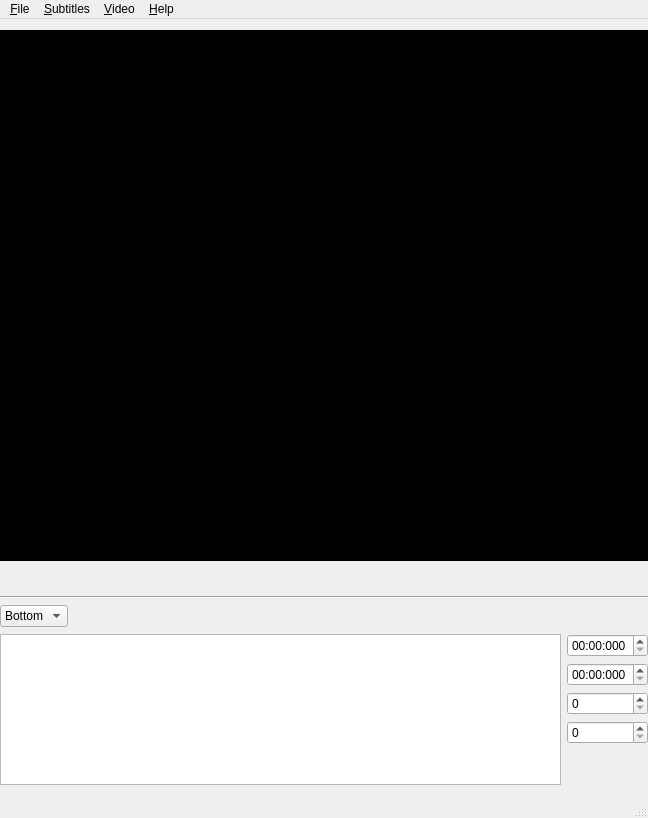
Qt form SubtitlesEditor.ui (Emdek/wz-subtitle-editor) before a commit.
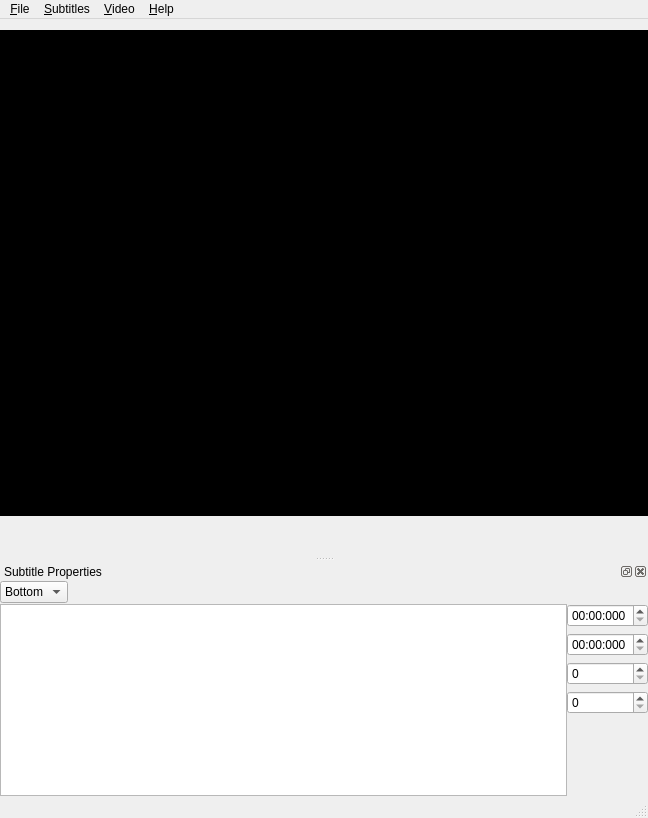
The same form after that commit. Custom widgets are drawn as their Qt base class.

Commit message: Move subtitle properties to dock widget

Patch:
```diff
--- a/SubtitlesEditor.ui
+++ b/SubtitlesEditor.ui
@@ -187,200 +187,6 @@
       </item>
      </layout>
     </item>
-    <item>
-     <widget class="Line" name="line">
-      <property name="orientation">
-       <enum>Qt::Horizontal</enum>
-      </property>
-     </widget>
-    </item>
-    <item>
-     <widget class="QWidget" name="editorWidget" native="true">
-      <property name="sizePolicy">
-       <sizepolicy hsizetype="Preferred" vsizetype="Minimum">
-        <horstretch>0</horstretch>
-        <verstretch>0</verstretch>
-       </sizepolicy>
-      </property>
-      <property name="minimumSize">
-       <size>
-        <width>0</width>
-        <height>0</height>
-       </size>
-      </property>
-      <property name="maximumSize">
-       <size>
-        <width>16777215</width>
-        <height>180</height>
-       </size>
-      </property>
-      <layout class="QVBoxLayout" name="verticalLayout">
-       <property name="margin">
-        <number>0</number>
-       </property>
-       <item>
-        <layout class="QHBoxLayout" name="topEditorLayout">
-         <item>
-          <widget class="QComboBox" name="trackComboBox">
-           <property name="enabled">
-            <bool>true</bool>
-           </property>
-           <item>
-            <property name="text">
-             <string>Bottom</string>
-            </property>
-           </item>
-           <item>
-            <property name="text">
-             <string>Top</string>
-            </property>
-           </item>
-          </widget>
-         </item>
-         <item>
-          <widget class="QToolButton" name="addButton">
-           <property name="text">
-            <string/>
-           </property>
-           <property name="autoRaise">
-            <bool>true</bool>
-           </property>
-          </widget>
-         </item>
-         <item>
-          <widget class="QToolButton" name="removeButton">
-           <property name="text">
-            <string/>
-           </property>
-           <property name="autoRaise">
-            <bool>true</bool>
-           </property>
-          </widget>
-         </item>
-         <item>
-          <spacer name="horizontalSpacer">
-           <property name="orientation">
-            <enum>Qt::Horizontal</enum>
-           </property>
-           <property name="sizeHint" stdset="0">
-            <size>
-             <width>0</width>
-             <height>0</height>
-            </size>
-           </property>
-          </spacer>
-         </item>
-         <item>
-          <widget class="QToolButton" name="previousButton">
-           <property name="text">
-            <string/>
-           </property>
-           <property name="autoRepeat">
-            <bool>false</bool>
-           </property>
-           <property name="autoRaise">
-            <bool>true</bool>
-           </property>
-          </widget>
-         </item>
-         <item>
-          <widget class="QToolButton" name="nextButton">
-           <property name="text">
-            <string/>
-           </property>
-           <property name="autoRepeat">
-            <bool>false</bool>
-           </property>
-           <property name="autoRaise">
-            <bool>true</bool>
-           </property>
-          </widget>
-         </item>
-        </layout>
-       </item>
-       <item>
-        <layout class="QHBoxLayout" name="bottomEditorLayout">
-         <item>
-          <widget class="QPlainTextEdit" name="subtitleTextEdit">
-           <property name="sizePolicy">
-            <sizepolicy hsizetype="Expanding" vsizetype="Preferred">
-             <horstretch>0</horstretch>
-             <verstretch>0</verstretch>
-            </sizepolicy>
-           </property>
-           <property name="maximumSize">
-            <size>
-             <width>16777215</width>
-             <height>200</height>
-            </size>
-           </property>
-          </widget>
-         </item>
-         <item>
-          <layout class="QVBoxLayout" name="propertiesLayout">
-           <item>
-            <widget class="QTimeEdit" name="beginTimeEdit">
-             <property name="toolTip">
-              <string>Begin</string>
-             </property>
-             <property name="displayFormat">
-              <string>mm:ss:zzz</string>
-             </property>
-            </widget>
-           </item>
-           <item>
-            <widget class="QTimeEdit" name="lengthTimeEdit">
-             <property name="toolTip">
-              <string>Length</string>
-             </property>
-             <property name="displayFormat">
-              <string>mm:ss:zzz</string>
-             </property>
-            </widget>
-           </item>
-           <item>
-            <widget class="QSpinBox" name="xPositionSpinBox">
-             <property name="toolTip">
-              <string>X Coordinate</string>
-             </property>
-             <property name="maximum">
-              <number>99999</number>
-             </property>
-            </widget>
-           </item>
-           <item>
-            <widget class="QSpinBox" name="yPositionSpinBox">
-             <property name="toolTip">
-              <string>Y Coordinate</string>
-             </property>
-             <property name="maximum">
-              <number>99999</number>
-             </property>
-            </widget>
-           </item>
-           <item>
-            <spacer name="verticalSpacer">
-             <property name="orientation">
-              <enum>Qt::Vertical</enum>
-             </property>
-             <property name="sizeType">
-              <enum>QSizePolicy::MinimumExpanding</enum>
-             </property>
-             <property name="sizeHint" stdset="0">
-              <size>
-               <width>0</width>
-               <height>0</height>
-              </size>
-             </property>
-            </spacer>
-           </item>
-          </layout>
-         </item>
-        </layout>
-       </item>
-      </layout>
-     </widget>
-    </item>
    </layout>
   </widget>
   <widget class="QMenuBar" name="menuBar">
@@ -434,6 +240,187 @@
    <addaction name="menuHelp"/>
   </widget>
   <widget class="QStatusBar" name="statusBar"/>
+  <widget class="QDockWidget" name="dockWidget">
+   <property name="windowTitle">
+    <string>Subtitle Properties</string>
+   </property>
+   <attribute name="dockWidgetArea">
+    <number>8</number>
+   </attribute>
+   <widget class="QWidget" name="dockWidgetContents">
+    <layout class="QVBoxLayout" name="verticalLayout_2">
+     <property name="spacing">
+      <number>0</number>
+     </property>
+     <property name="margin">
+      <number>0</number>
+     </property>
+     <item>
+      <layout class="QHBoxLayout" name="topEditorLayout">
+       <item>
+        <widget class="QComboBox" name="trackComboBox">
+         <property name="enabled">
+          <bool>true</bool>
+         </property>
+         <item>
+          <property name="text">
+           <string>Bottom</string>
+          </property>
+         </item>
+         <item>
+          <property name="text">
+           <string>Top</string>
+          </property>
+         </item>
+        </widget>
+       </item>
+       <item>
+        <widget class="QToolButton" name="addButton">
+         <property name="text">
+          <string/>
+         </property>
+         <property name="autoRaise">
+          <bool>true</bool>
+         </property>
+        </widget>
+       </item>
+       <item>
+        <widget class="QToolButton" name="removeButton">
+         <property name="text">
+          <string/>
+         </property>
+         <property name="autoRaise">
+          <bool>true</bool>
+         </property>
+        </widget>
+       </item>
+       <item>
+        <spacer name="horizontalSpacer">
+         <property name="orientation">
+          <enum>Qt::Horizontal</enum>
+         </property>
+         <property name="sizeHint" stdset="0">
+          <size>
+           <width>0</width>
+           <height>0</height>
+          </size>
+         </property>
+        </spacer>
+       </item>
+       <item>
+        <widget class="QToolButton" name="previousButton">
+         <property name="text">
+          <string/>
+         </property>
+         <property name="autoRepeat">
+          <bool>false</bool>
+         </property>
+         <property name="autoRaise">
+          <bool>true</bool>
+         </property>
+        </widget>
+       </item>
+       <item>
+        <widget class="QToolButton" name="nextButton">
+         <property name="text">
+          <string/>
+         </property>
+         <property name="autoRepeat">
+          <bool>false</bool>
+         </property>
+         <property name="autoRaise">
+          <bool>true</bool>
+         </property>
+        </widget>
+       </item>
+      </layout>
+     </item>
+     <item>
+      <layout class="QHBoxLayout" name="bottomEditorLayout">
+       <property name="spacing">
+        <number>0</number>
+       </property>
+       <item>
+        <widget class="QPlainTextEdit" name="subtitleTextEdit">
+         <property name="sizePolicy">
+          <sizepolicy hsizetype="Expanding" vsizetype="Preferred">
+           <horstretch>0</horstretch>
+           <verstretch>0</verstretch>
+          </sizepolicy>
+         </property>
+         <property name="maximumSize">
+          <size>
+           <width>16777215</width>
+           <height>200</height>
+          </size>
+         </property>
+        </widget>
+       </item>
+       <item>
+        <layout class="QVBoxLayout" name="propertiesLayout">
+         <item>
+          <widget class="QTimeEdit" name="beginTimeEdit">
+           <property name="toolTip">
+            <string>Begin</string>
+           </property>
+           <property name="displayFormat">
+            <string>mm:ss:zzz</string>
+           </property>
+          </widget>
+         </item>
+         <item>
+          <widget class="QTimeEdit" name="lengthTimeEdit">
+           <property name="toolTip">
+            <string>Length</string>
+           </property>
+           <property name="displayFormat">
+            <string>mm:ss:zzz</string>
+           </property>
+          </widget>
+         </item>
+         <item>
+          <widget class="QSpinBox" name="xPositionSpinBox">
+           <property name="toolTip">
+            <string>X Coordinate</string>
+           </property>
+           <property name="maximum">
+            <number>99999</number>
+           </property>
+          </widget>
+         </item>
+         <item>
+          <widget class="QSpinBox" name="yPositionSpinBox">
+           <property name="toolTip">
+            <string>Y Coordinate</string>
+           </property>
+           <property name="maximum">
+            <number>99999</number>
+           </property>
+          </widget>
+         </item>
+         <item>
+          <spacer name="verticalSpacer">
+           <property name="orientation">
+            <enum>Qt::Vertical</enum>
+           </property>
+           <property name="sizeType">
+            <enum>QSizePolicy::MinimumExpanding</enum>
+           </property>
+           <property name="sizeHint" stdset="0">
+            <size>
+             <width>0</width>
+             <height>0</height>
+            </size>
+           </property>
+          </spacer>
+         </item>
+        </layout>
+       </item>
+      </layout>
+     </item>
+    </layout>
+   </widget>
+  </widget>
   <action name="actionOpen">
    <property name="text">
     <string>Open...</string>
```
The commit also changes 1 other file.
